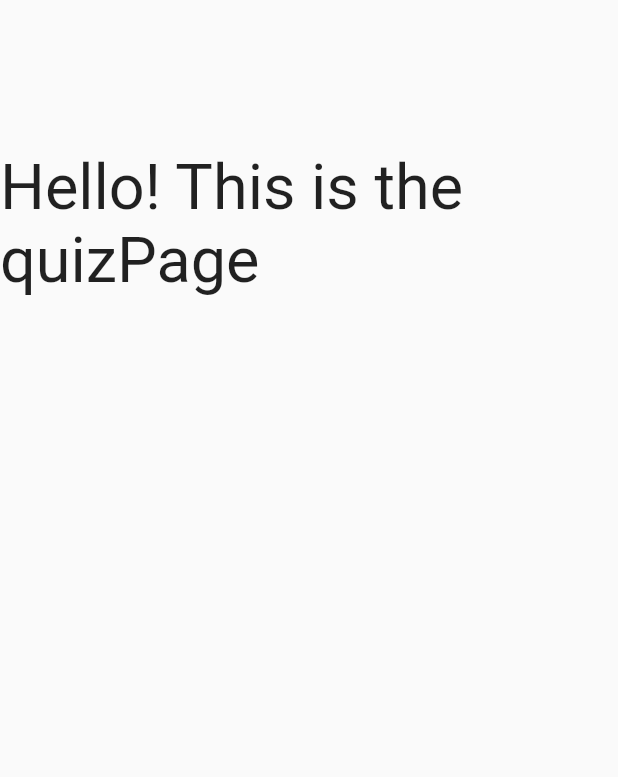
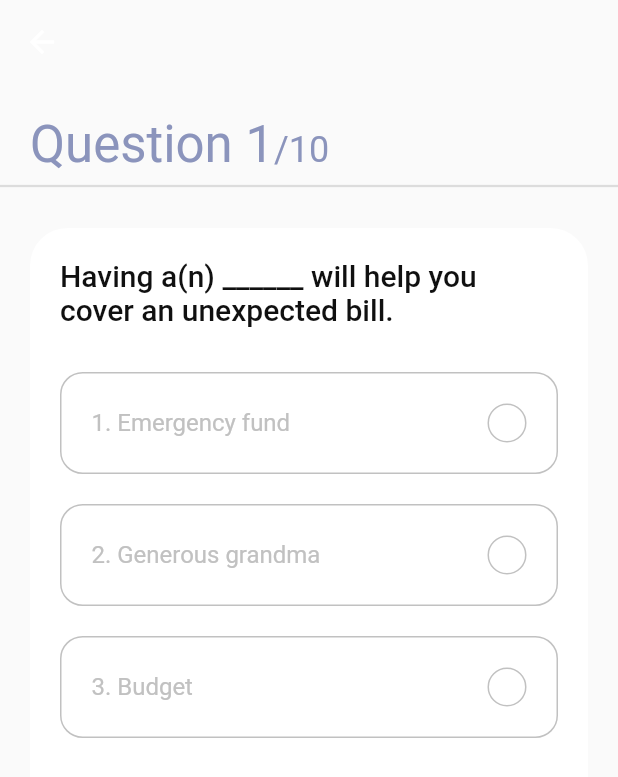
Before and after one commit to primetimetank21/gdsc-solution-challenge2023, a Flutter app: the screen it shows after launch, after a tap on "Saving", on a phone screen of 412 x 824 dp. Shown: the top 777 px of the screen. Run offline on Flutter 3.47's test engine with Material 2 defaults, Android fonts, the phone set to English and light mode, and no system bars; our stand-ins replace firebase_core, get; accounts and stored records are empty.

```diff
--- /dev/null
+++ b/lib/constants.dart
@@ -0,0 +1,14 @@
+import 'package:flutter/material.dart';
+
+const kSecondaryColor = Color(0xFF8B94BC);
+const kGreenColor = Color(0xFF6AC259);
+const kRedColor = Color(0xFFE92E30);
+const kGrayColor = Color(0xFFC1C1C1);
+const kBlackColor = Color(0xFF101010);
+const kPrimaryGradient = LinearGradient(
+  colors: [Color(0xFF46A0AE), Color(0xFF00FFCB)],
+  begin: Alignment.centerLeft,
+  end: Alignment.centerRight,
+);
+
+const double kDefaultPadding = 20.0;
--- a/lib/fill_in_the_blank_quiz.dart
+++ /dev/null
@@ -1,34 +0,0 @@
-import 'package:flutter/material.dart';
-
-class fitbQuizPage extends StatefulWidget {
-  // fitbQuizPage(this.)
-  @override
-  _fitbQuizPage createState() => _fitbQuizPage();
-}
-
-class _fitbQuizPage extends State<fitbQuizPage> {
-  @override
-  Widget build(BuildContext context) {
-    return Scaffold(
-      body: ListView(
-        children: [
-          Container(
-            height: 100,
-          ),
-          const Center(
-            child: Text(
-              "Hello! This is the quizPage",
-              textScaleFactor: 3,
-            ),
-          ),
-          Container(
-            height: 50,
-          ),
-          Container(
-            height: 50,
-          ),
-        ],
-      ),
-    );
-  }
-}
--- a/lib/main.dart
+++ b/lib/main.dart
@@ -1,6 +1,9 @@
+// ignore_for_file: camel_case_types, library_private_types_in_public_api
+
 import 'package:flutter/material.dart';
 import 'package:finlitt_gdsc/videoPage.dart';
-import "package:finlitt_gdsc/fill_in_the_blank_quiz.dart";
+import 'package:finlitt_gdsc/screens/fill_in_the_blank/fill_in_the_blank_quiz.dart';
+import "package:get/get.dart";
 
 // Firebase imports
 import 'package:firebase_core/firebase_core.dart';
@@ -19,13 +22,14 @@ List<Widget> makeListOptions(context) {
     listStuff.add(
       TextButton(
         onPressed: () {
-          print(listOptions[i]);
+          // print(listOptions[i]);
           if (listOptions[i] == "Saving") {
-            Navigator.push(
-                context,
-                MaterialPageRoute(
-                  builder: (context) => fitbQuizPage(),
-                ));
+            Get.to(fitbQuizPage());
+            // Navigator.push(
+            //     context,
+            //     MaterialPageRoute(
+            //       builder: (context) => fitbQuizPage(),
+            //     ));
           } else {
             Navigator.push(
                 context,
@@ -35,18 +39,18 @@ List<Widget> makeListOptions(context) {
           }
         },
         style: TextButton.styleFrom(
-          primary: Colors.black,
+          foregroundColor: Colors.black,
         ),
-        child: Container(
+        child: SizedBox(
           height: 100,
           child: FittedBox(
             //fit: BoxFit.fitWidth,
             fit: BoxFit.scaleDown,
             child: Padding(
-              padding: EdgeInsets.all(10),
+              padding: const EdgeInsets.all(10),
               child: Text(
                 listOptions[i],
-                style: TextStyle(
+                style: const TextStyle(
                   fontSize: 40.0,
                   fontWeight: FontWeight.bold,
                 ),
@@ -79,7 +83,7 @@ class MyApp extends StatelessWidget {
   // This widget is the root of your application.
   @override
   Widget build(BuildContext context) {
-    return MaterialApp(
+    return GetMaterialApp(
       title: 'Flutter Demo',
       theme: ThemeData(
         // This is the theme of your application.
@@ -93,7 +97,11 @@ class MyApp extends StatelessWidget {
         // is not restarted.
         primarySwatch: Colors.blue,
       ),
-      home: mainScreen(),
+      home: const mainScreen(),
+      routes: {
+        "home": (context) => const mainScreen(),
+        "fitbQuiz": (context) => fitbQuizPage(),
+      },
     );
   }
 }
@@ -105,6 +113,7 @@ class mainScreen extends StatefulWidget {
 }
 
 class _mainScreen extends State<mainScreen> {
+  @override
   Widget build(BuildContext context) {
     return Scaffold(
       backgroundColor: Colors.green,
@@ -112,31 +121,6 @@ class _mainScreen extends State<mainScreen> {
         crossAxisCount: 2,
         children: makeListOptions(context),
       ),
-/*
-          GridView.count(
-            crossAxisCount: 2,
-            children: List.generate(6,(index){
-              return Center(child: Text("hi",        style: Theme.of(context).textTheme.headlineSmall,
-              ));
-
-            }),
-
-
-          ),
-    */
     );
   }
 }
-
-
-/*child: Text(
-    listOptions[i],
-      style: TextStyle(
-        fontSize: 40.0,
-        fontWeight: FontWeight.bold,
-      ),
-      textAlign: TextAlign.center,
-
-  ),
-
- */
--- /dev/null
+++ b/lib/screens/fill_in_the_blank/components/body.dart
@@ -0,0 +1,76 @@
+import 'dart:math';
+
+import 'package:flutter/material.dart';
+import 'package:get/get.dart';
+import "package:finlitt_gdsc/constants.dart";
+import "package:finlitt_gdsc/screens/fill_in_the_blank/controllers/question_controller.dart";
+import "package:finlitt_gdsc/screens/fill_in_the_blank/models/Questions.dart";
+
+import 'question_card.dart';
+
+class Body extends StatelessWidget {
+  const Body({
+    required Key key,
+  }) : super(key: key);
+
+  @override
+  Widget build(BuildContext context) {
+    int keyNum = Random().nextInt(10);
+    Key key = Key(keyNum.toString());
+    // So that we have acccess our controller
+    QuestionController _questionController = Get.put(QuestionController());
+    return Stack(
+      children: [
+        SafeArea(
+          child: Column(
+            crossAxisAlignment: CrossAxisAlignment.start,
+            children: [
+              const Padding(
+                padding: EdgeInsets.symmetric(horizontal: kDefaultPadding),
+              ),
+              const SizedBox(height: kDefaultPadding),
+              Padding(
+                padding:
+                    const EdgeInsets.symmetric(horizontal: kDefaultPadding),
+                child: Obx(
+                  () => Text.rich(
+                    TextSpan(
+                      text:
+                          "Question ${_questionController.questionNumber.value}",
+                      style: Theme.of(context)
+                          .textTheme
+                          .headlineMedium
+                          ?.copyWith(color: kSecondaryColor),
+                      children: [
+                        TextSpan(
+                          text: "/${_questionController.questions.length}",
+                          style: Theme.of(context)
+                              .textTheme
+                              .headlineSmall
+                              ?.copyWith(color: kSecondaryColor),
+                        ),
+                      ],
+                    ),
+                  ),
+                ),
+              ),
+              const Divider(thickness: 1.5),
+              const SizedBox(height: kDefaultPadding),
+              Expanded(
+                child: PageView.builder(
+                  // Block swipe to next qn
+                  physics: const NeverScrollableScrollPhysics(),
+                  controller: _questionController.pageController,
+                  onPageChanged: _questionController.updateTheQnNum,
+                  itemCount: _questionController.questions.length,
+                  itemBuilder: (context, index) => QuestionCard(
+                      question: _questionController.questions[index], key: key),
+                ),
+              ),
+            ],
+          ),
+        )
+      ],
+    );
+  }
+}
--- /dev/null
+++ b/lib/screens/fill_in_the_blank/components/option.dart
@@ -0,0 +1,74 @@
+import 'package:flutter/material.dart';
+import 'package:get/get_state_manager/get_state_manager.dart';
+import 'package:finlitt_gdsc/screens/fill_in_the_blank/controllers/question_controller.dart';
+import "package:finlitt_gdsc/constants.dart";
+
+class Option extends StatelessWidget {
+  const Option({
+    required Key key,
+    required this.text,
+    required this.index,
+    required this.press,
+  }) : super(key: key);
+  final String text;
+  final int index;
+  final VoidCallback press;
+
+  @override
+  Widget build(BuildContext context) {
+    return GetBuilder<QuestionController>(
+        init: QuestionController(),
+        builder: (qnController) {
+          Color getTheRightColor() {
+            if (qnController.isAnswered) {
+              if (index == qnController.correctAns) {
+                return kGreenColor;
+              } else if (index == qnController.selectedAns &&
+                  qnController.selectedAns != qnController.correctAns) {
+                return kRedColor;
+              }
+            }
+            return kGrayColor;
+          }
+
+          IconData getTheRightIcon() {
+            return getTheRightColor() == kRedColor ? Icons.close : Icons.done;
+          }
+
+          return InkWell(
+            onTap: press,
+            child: Container(
+              margin: const EdgeInsets.only(top: kDefaultPadding),
+              padding: const EdgeInsets.all(kDefaultPadding),
+              decoration: BoxDecoration(
+                border: Border.all(color: getTheRightColor()),
+                borderRadius: BorderRadius.circular(15),
+              ),
+              child: Row(
+                mainAxisAlignment: MainAxisAlignment.spaceBetween,
+                children: [
+                  Text(
+                    "${index + 1}. $text",
+                    style: TextStyle(color: getTheRightColor(), fontSize: 16),
+                  ),
+                  Container(
+                    height: 26,
+                    width: 26,
+                    decoration: BoxDecoration(
+                      color: getTheRightColor() == kGrayColor
+                          ? Colors.transparent
+                          : getTheRightColor(),
+                      borderRadius: BorderRadius.circular(50),
+                      border: Border.all(color: getTheRightColor()),
+                    ),
+                    child: getTheRightColor() == kGrayColor
+                        ? null
+                        : Icon(getTheRightIcon(), size: 16),
+                  )
+                ],
+              ),
+            ),
+          );
+        });
+  }
+}
--- /dev/null
+++ b/lib/screens/fill_in_the_blank/components/question_card.dart
@@ -0,0 +1,52 @@
+import 'package:flutter/material.dart';
+import 'package:get/get.dart';
+import "package:finlitt_gdsc/screens/fill_in_the_blank/components/question_card.dart";
+import "package:finlitt_gdsc/screens/fill_in_the_blank/models/Questions.dart";
+import "package:finlitt_gdsc/constants.dart";
+import "package:finlitt_gdsc/screens/fill_in_the_blank/components/option.dart";
+
+import "../controllers/question_controller.dart";
+
+class QuestionCard extends StatelessWidget {
+  const QuestionCard({
+    required Key key,
+    // it means we have to pass this
+    required this.question,
+  }) : super(key: key);
+
+  final Question question;
+
+  @override
+  Widget build(BuildContext context) {
+    QuestionController _controller = Get.put(QuestionController());
+    return Container(
+      margin: const EdgeInsets.symmetric(horizontal: kDefaultPadding),
+      padding: const EdgeInsets.all(kDefaultPadding),
+      decoration: BoxDecoration(
+        color: Colors.white,
+        borderRadius: BorderRadius.circular(25),
+      ),
+      child: Column(
+        children: [
+          Text(
+            question.question,
+            style: Theme.of(context)
+                .textTheme
+                .titleLarge
+                ?.copyWith(color: kBlackColor),
+          ),
+          const SizedBox(height: kDefaultPadding / 2),
+          ...List.generate(
+            question.options.length,
+            (index) => Option(
+              index: index,
+              text: question.options[index],
+              press: () => _controller.checkAns(question, index),
+              key: Key(index.toString()),
+            ),
+          ),
+        ],
+      ),
+    );
+  }
+}
--- /dev/null
+++ b/lib/screens/fill_in_the_blank/controllers/question_controller.dart
@@ -0,0 +1,86 @@
+import 'package:finlitt_gdsc/main.dart';
+import 'package:flutter/widgets.dart';
+import 'package:get/get.dart';
+import "package:finlitt_gdsc/screens/fill_in_the_blank/models/Questions.dart";
+// import 'package:quiz_app/screens/score/score_screen.dart';
+
+// We use get package for our state management
+
+class QuestionController extends GetxController {
+  late PageController _pageController;
+  PageController get pageController => this._pageController;
+
+  final List<Question> _questions = fill_in_the_blank_questions_data
+      .map(
+        (question) => Question(
+            id: question['id'],
+            question: question['question'],
+            options: question['options'],
+            answer: question['answer_index']),
+      )
+      .toList();
+  List<Question> get questions => this._questions;
+
+  bool _isAnswered = false;
+  bool get isAnswered => this._isAnswered;
+
+  late int _correctAns;
+  int get correctAns => this._correctAns;
+
+  late int _selectedAns;
+  int get selectedAns => this._selectedAns;
+
+  // for more about obs please check documentation
+  RxInt _questionNumber = 1.obs;
+  RxInt get questionNumber => this._questionNumber;
+
+  int _numOfCorrectAns = 0;
+  int get numOfCorrectAns => this._numOfCorrectAns;
+
+  // called immediately after the widget is allocated memory
+  @override
+  void onInit() {
+    _pageController = PageController();
+    super.onInit();
+  }
+
+  // // called just before the Controller is deleted from memory
+  @override
+  void onClose() {
+    super.onClose();
+    _pageController.dispose();
+  }
+
+  void checkAns(Question question, int selectedIndex) {
+    // because once user press any option then it will run
+    _isAnswered = true;
+    _correctAns = question.answer;
+    _selectedAns = selectedIndex;
+
+    if (_correctAns == _selectedAns) _numOfCorrectAns++;
+
+    // It will stop the counter
+    update();
+
+    // Once user select an ans after 3s it will go to the next qn
+    Future.delayed(const Duration(seconds: 3), () {
+      nextQuestion();
+    });
+  }
+
+  void nextQuestion() {
+    if (_questionNumber.value != _questions.length) {
+      _isAnswered = false;
+      _pageController.nextPage(
+          duration: const Duration(milliseconds: 250), curve: Curves.ease);
+    } else {
+      // Get package provide us simple way to navigate another page
+      print("Correct answers: $_numOfCorrectAns");
+      Get.back(result: _numOfCorrectAns);
+    }
+  }
+
+  void updateTheQnNum(int index) {
+    _questionNumber.value = index + 1;
+  }
+}
--- /dev/null
+++ b/lib/screens/fill_in_the_blank/fill_in_the_blank_quiz.dart
@@ -0,0 +1,29 @@
+import "dart:math";
+
+import 'package:flutter/material.dart';
+import "package:get/get.dart";
+import "package:finlitt_gdsc/screens/fill_in_the_blank/controllers/question_controller.dart";
+
+import "package:finlitt_gdsc/screens/fill_in_the_blank/components/body.dart";
+
+class fitbQuizPage extends StatelessWidget {
+  @override
+  Widget build(BuildContext context) {
+    int keyNum = Random().nextInt(10);
+    Key key = Key(keyNum.toString());
+
+    QuestionController _controller = Get.put(QuestionController());
+    return Scaffold(
+      extendBodyBehindAppBar: true,
+      appBar: AppBar(
+        // Fluttter show the back button automatically
+        backgroundColor: Colors.transparent,
+        elevation: 0,
+        // actions: [
+        //   FlatButton(onPressed: _controller.nextQuestion, child: Text("Skip")),
+        // ],
+      ),
+      body: Body(key: key),
+    );
+  }
+}
--- a/lib/models/Questions.dart
+++ b/lib/screens/fill_in_the_blank/models/Questions.dart
@@ -1,12 +1,18 @@
+// ignore_for_file: file_names
 class Question {
   final int id, answer;
   final String question;
   final List<String> options;
 
-  Question({this.id, this.question, this.answer, this.options});
+  Question(
+      {required this.id,
+      required this.question,
+      required this.answer,
+      required this.options});
 }
 
-const List sample_data = [
+// ignore: constant_identifier_names
+const List fill_in_the_blank_questions_data = [
   {
     "id": 1,
     "question": "Having a(n) ______ will help you cover an unexpected bill.",
@@ -37,7 +43,7 @@ const List sample_data = [
   {
     "id": 5,
     "question":
-        "A ______ would be better for Jordan since they don’t plan on spending their birthday money now.",
+        "A(n) ______ would be better for Jordan since they don’t plan on spending their birthday money now.",
     "options": ["Checking account", "IOU", "Savings account"],
     "answer_index": 2,
   },
--- a/pubspec.yaml
+++ b/pubspec.yaml
@@ -36,6 +36,7 @@ dependencies:
   # Use with the CupertinoIcons class for iOS style icons.
   cupertino_icons: ^1.0.2
   firebase_core: ^2.8.0
+  get: ^4.6.5
 
 dev_dependencies:
   flutter_test:
```
Also changed, not shown: pubspec.lock.
